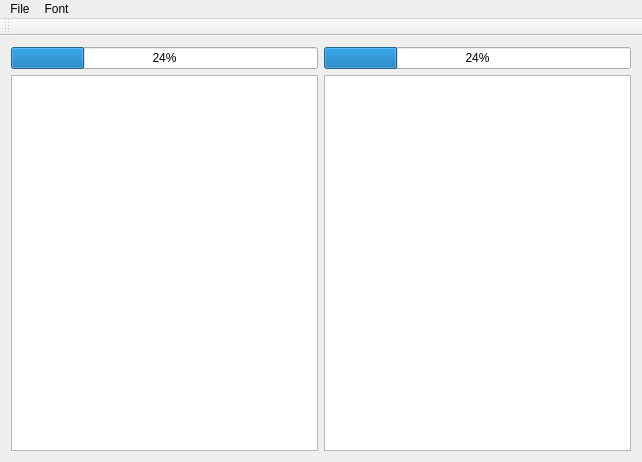
First picture: the form in qt/test2/mainwindow.ui, repository godthem90/Mac_Security_S4, before the edit.
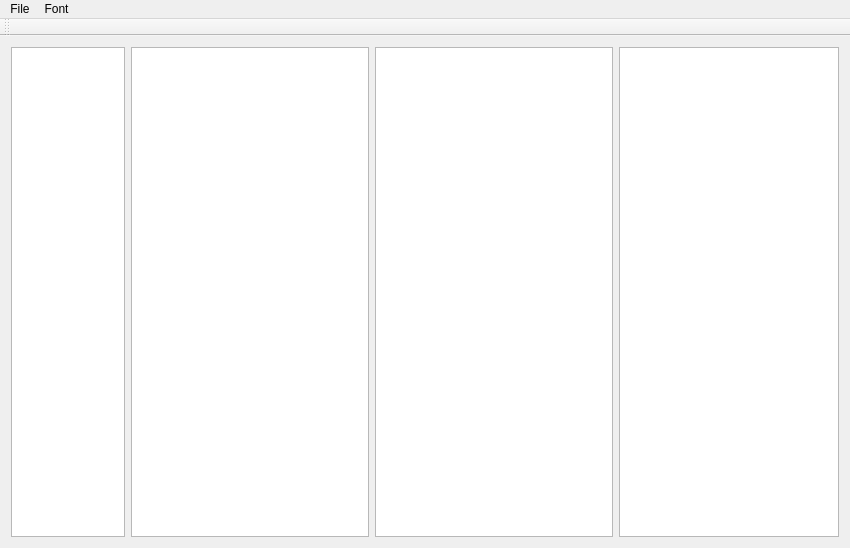
Second picture: the form after the edit.

Diff of the .ui file:
```diff
--- a/qt/test2/mainwindow.ui
+++ b/qt/test2/mainwindow.ui
@@ -6,8 +6,8 @@
    <rect>
     <x>0</x>
     <y>0</y>
-    <width>642</width>
-    <height>462</height>
+    <width>850</width>
+    <height>548</height>
    </rect>
   </property>
   <property name="windowTitle">
@@ -22,44 +22,63 @@
    </property>
    <property name="maximumSize">
     <size>
-     <width>10000</width>
-     <height>10000</height>
+     <width>16777215</width>
+     <height>16777215</height>
     </size>
    </property>
    <layout class="QGridLayout" name="gridLayout_3">
-    <item row="1" column="0">
+    <item row="0" column="0">
      <layout class="QGridLayout" name="gridLayout">
       <property name="sizeConstraint">
        <enum>QLayout::SetMaximumSize</enum>
       </property>
+      <item row="0" column="1">
+       <widget class="QTableView" name="tableView_2">
+        <property name="maximumSize">
+         <size>
+          <width>150</width>
+          <height>16777215</height>
+         </size>
+        </property>
+       </widget>
+      </item>
+     </layout>
+    </item>
+    <item row="0" column="2">
+     <layout class="QGridLayout" name="gridLayout_5">
+      <property name="sizeConstraint">
+       <enum>QLayout::SetMaximumSize</enum>
+      </property>
       <item row="0" column="0">
        <widget class="QTextEdit" name="textEdit"/>
       </item>
-     </layout>
-    </item>
-    <item row="1" column="1">
-     <layout class="QGridLayout" name="gridLayout_2">
-      <property name="sizeConstraint">
-       <enum>QLayout::SetMaximumSize</enum>
-      </property>
-      <item row="0" column="0">
+      <item row="0" column="1">
        <widget class="QTextEdit" name="textEdit_2"/>
       </item>
      </layout>
     </item>
-    <item row="0" column="0">
-     <widget class="QProgressBar" name="progressBar">
-      <property name="value">
-       <number>24</number>
+    <item row="0" column="3">
+     <layout class="QGridLayout" name="gridLayout_2">
+      <property name="sizeConstraint">
+       <enum>QLayout::SetMaximumSize</enum>
       </property>
-     </widget>
-    </item>
-    <item row="0" column="1">
-     <widget class="QProgressBar" name="progressBar_2">
-      <property name="value">
-       <number>24</number>
-      </property>
-     </widget>
+      <item row="0" column="0">
+       <widget class="QTableView" name="tableView">
+        <property name="minimumSize">
+         <size>
+          <width>200</width>
+          <height>0</height>
+         </size>
+        </property>
+        <property name="maximumSize">
+         <size>
+          <width>300</width>
+          <height>16777215</height>
+         </size>
+        </property>
+       </widget>
+      </item>
+     </layout>
     </item>
    </layout>
   </widget>
@@ -68,7 +87,7 @@
     <rect>
      <x>0</x>
      <y>0</y>
-     <width>642</width>
+     <width>850</width>
      <height>22</height>
     </rect>
    </property>
```
